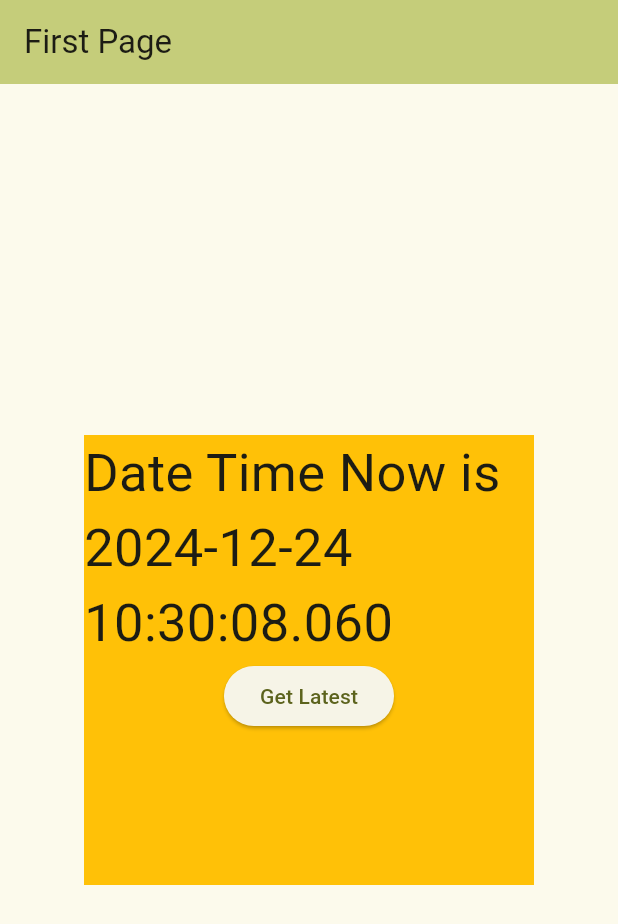
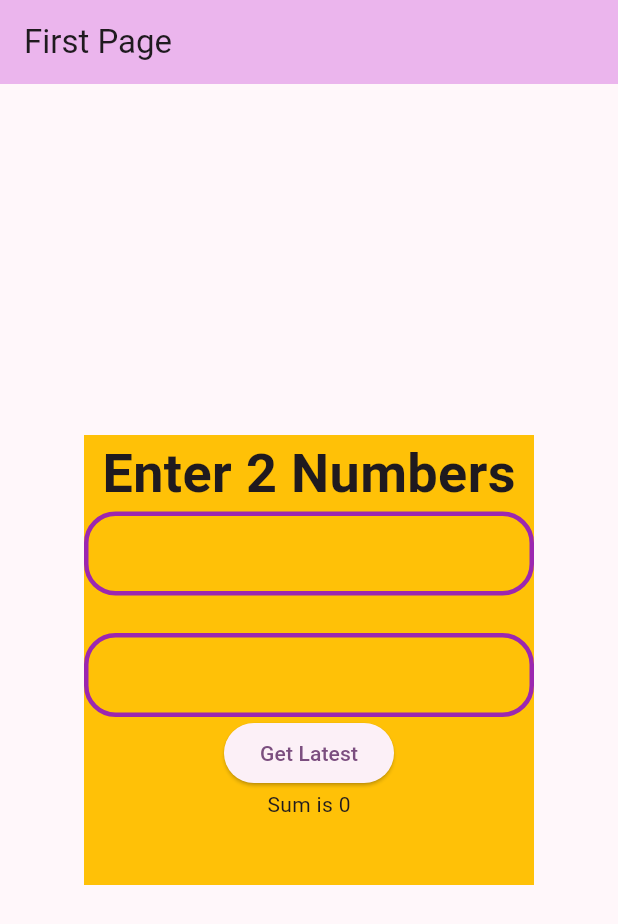
Before and after one commit to karandeep-3154/FlutterApp, a Flutter app: the screen it shows after launch, after a tap on "Get Latest", on a phone screen of 412 x 824 dp. Shown: the top 924 px of the screen. Run offline on Flutter 3.47's test engine with Material 3 defaults, Android fonts, the light colour scheme and no system bars.

Commit message:
Calculator Completed

```diff
--- a/lib/main.dart
+++ b/lib/main.dart
@@ -13,7 +13,7 @@ class MyApp extends StatelessWidget {
     return MaterialApp(
       title: 'Flutter Demo46466',
       theme: ThemeData(
-        colorScheme: ColorScheme.fromSeed(seedColor: Colors.lime),
+        colorScheme: ColorScheme.fromSeed(seedColor: Colors.purple),
         useMaterial3: true,
       ),
       home: const MyHomePage(title: 'First Page'),
@@ -31,6 +31,11 @@ class MyHomePage extends StatefulWidget {
 
 class _MyHomePageState extends State<MyHomePage> {
   int _counter = 0;
+
+  var Result = 0 ;
+
+  var input1 = TextEditingController();
+  var input2 = TextEditingController();
 
   void _incrementCounter() {
     setState(() {
@@ -53,6 +58,7 @@ class _MyHomePageState extends State<MyHomePage> {
     // than having to individually change instances of widgets.
     var arr = ['Karandeep', 'Singh', 'Gursharan', 'Kaur', 'Tajinder', "Singh"];
     var curTime = DateTime.now();
+
     return Scaffold(
         appBar: AppBar(
           // TRY THIS: Try changing the color here to a specific color (to
@@ -70,13 +76,61 @@ class _MyHomePageState extends State<MyHomePage> {
             height: 300,
             color: Colors.amber,
             child: Column(children: [
-              Text("Date Time Now is ${curTime}",
-                  style: TextStyle(fontSize: 35)),
+              Text("Enter 2 Numbers", style: TextStyle(fontSize: 36, fontWeight: FontWeight.bold)),
+              TextField(
+                controller: input1,
+                decoration: InputDecoration(
+
+                focusedBorder: OutlineInputBorder(
+                  borderRadius: BorderRadius.circular(21),
+                  borderSide: BorderSide(
+                    color: Colors.purple,
+                    width: 3
+                  )
+                ),
+                  enabledBorder: OutlineInputBorder(
+                      borderRadius: BorderRadius.circular(21),
+                      borderSide: BorderSide(
+                          color: Colors.purple,
+                          width: 3
+                      )
+                  ),
+
+              ),),
+              SizedBox(
+                height: 25,
+              ),
+              TextField(
+                controller: input2,
+                decoration: InputDecoration(
+                focusedBorder: OutlineInputBorder(
+                    borderRadius: BorderRadius.circular(21),
+                    borderSide: BorderSide(
+                        color: Colors.purple,
+                        width: 3
+                    )
+                ),
+                enabledBorder: OutlineInputBorder(
+                    borderRadius: BorderRadius.circular(21),
+                    borderSide: BorderSide(
+                        color: Colors.purple,
+                        width: 3
+                    )
+                ),
+
+              ),),
               ElevatedButton(
                   onPressed: () {
-                    setState(() {});
+                    setState(() {
+
+                      Result = int.parse(input1.text.toString()) + int.parse(input2.text.toString());
+print(Result);
+                    });
                   },
                   child: Text("Get Latest"))
+              ,
+              Text("Sum is ${Result}")
+
             ]),
           ),
         )
```
